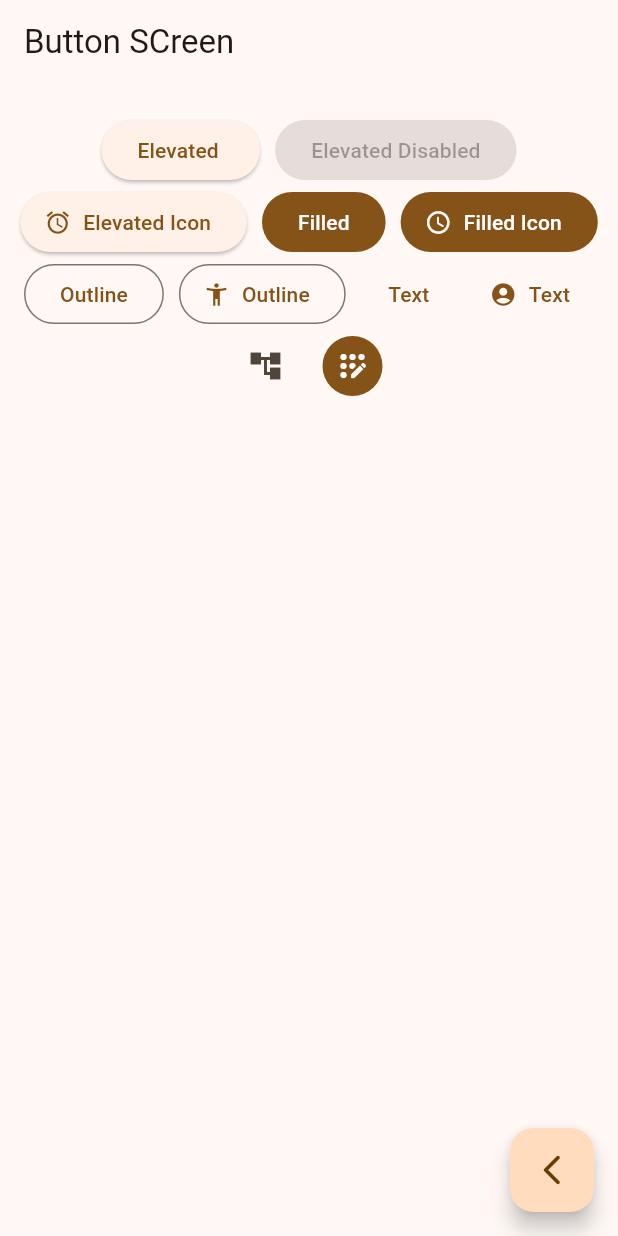
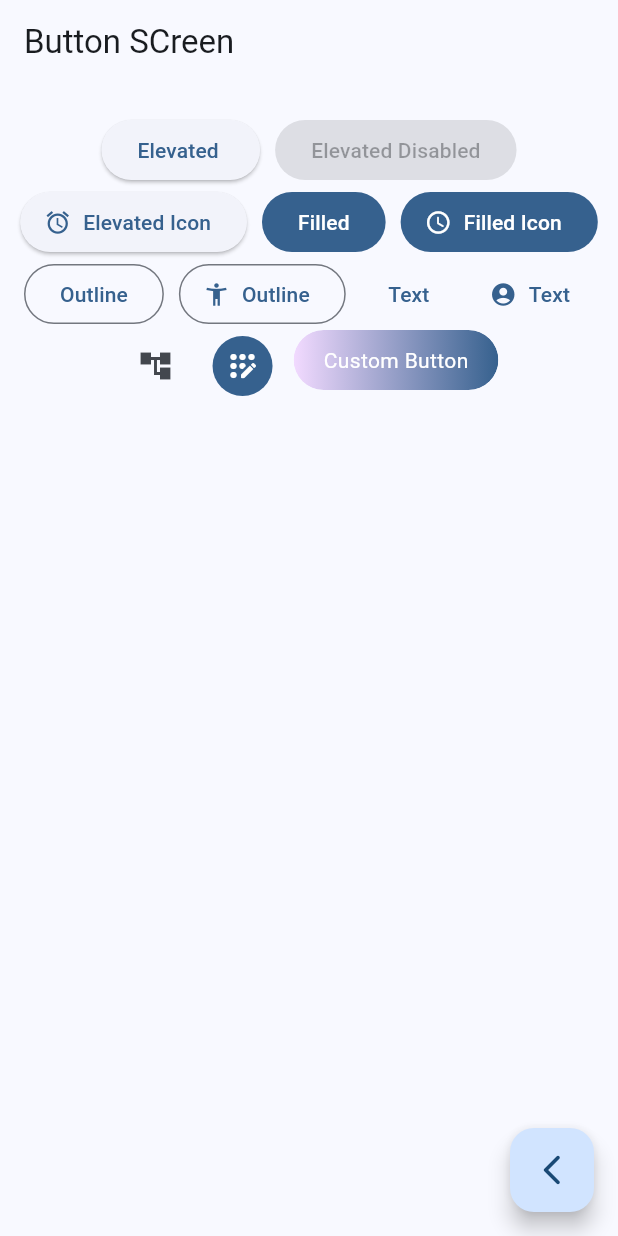
Before and after one commit to Osovan/widgets_app, a Flutter app: the ButtonsScreen screen opened by its route, on a phone screen of 412 x 824 dp. Run offline on Flutter 3.47's test engine with Material 3 defaults, Android fonts, the phone set to English and light mode, and no system bars; our stand-ins replace go_router; missing offline and left inert: dart:ffi.

Commit message:
Custom Button

```diff
--- a/lib/main.dart
+++ b/lib/main.dart
@@ -14,7 +14,7 @@ class MainApp extends StatelessWidget {
     return MaterialApp.router(
       routerConfig: appRouter,
       debugShowCheckedModeBanner: false,
-      theme: AppTheme(selectedColor: 6).getTheme(),
+      theme: AppTheme(selectedColor: 0).getTheme(),
     );
   }
 }
--- a/lib/presentation/screens/buttons/buttons_screen.dart
+++ b/lib/presentation/screens/buttons/buttons_screen.dart
@@ -73,10 +73,49 @@ class _ButtonsView extends StatelessWidget {
               style: ButtonStyle(
                   backgroundColor: WidgetStatePropertyAll(colors.primary),
                   iconColor: WidgetStatePropertyAll(Colors.white)),
-            )
+            ),
+            CustomButton()
           ],
         ),
       ),
     );
   }
 }
+
+class CustomButton extends StatelessWidget {
+  const CustomButton({super.key});
+
+  @override
+  Widget build(BuildContext context) {
+    final colors = Theme.of(context).colorScheme;
+
+    return ClipRRect(
+      borderRadius: BorderRadius.circular(20),
+      child: Material(
+        color: Colors.transparent, // Para que respete el gradiente
+        child: Ink(
+          decoration: BoxDecoration(
+            gradient: LinearGradient(
+              colors: [colors.tertiaryFixed, colors.primary],
+              begin: Alignment.centerLeft,
+              end: Alignment.centerRight,
+            ),
+            borderRadius: BorderRadius.circular(20),
+          ),
+          child: InkWell(
+            onTap: () {},
+            borderRadius: BorderRadius.circular(
+                20), // Para evitar efectos fuera del borde
+            child: Padding(
+              padding: const EdgeInsets.symmetric(horizontal: 20, vertical: 10),
+              child: Text(
+                'Custom Button',
+                style: const TextStyle(color: Colors.white),
+              ),
+            ),
+          ),
+        ),
+      ),
+    );
+  }
+}
```
